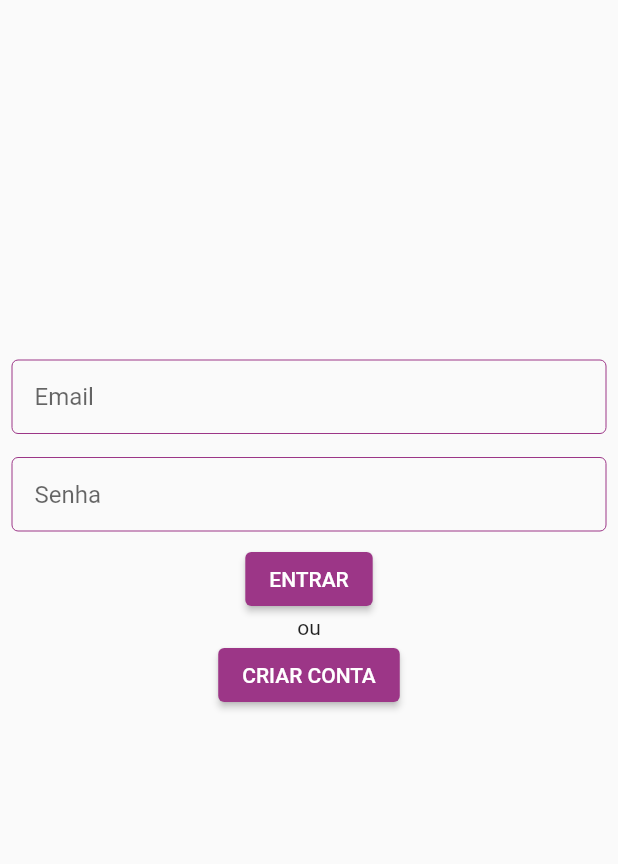
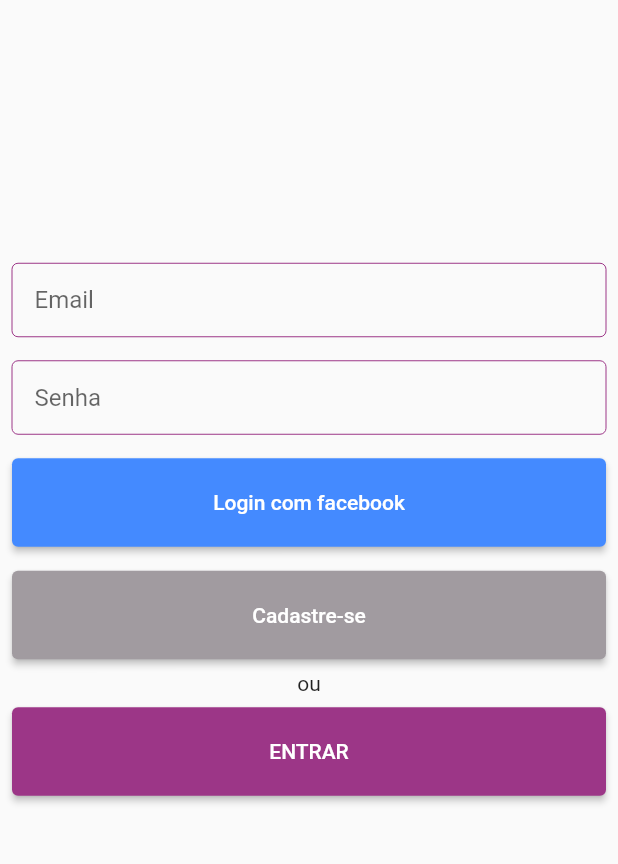
Before and after one commit to vale-night/app, a Flutter app: the screen it shows after launch, on a phone screen of 412 x 824 dp, the part 96-960 px from its top. Run offline on Flutter 3.47's test engine with Material 2 defaults, Android fonts, the phone set to English and light mode, and no system bars; our stand-ins replace flutter_secure_storage, localstorage.

```diff
--- a/lib/constants/app_constants.dart
+++ b/lib/constants/app_constants.dart
@@ -1,3 +1,4 @@
 import 'package:flutter/cupertino.dart';
 
 const APP_PRIMARY_COLOR_HEX = Color(0xff9C3687);
+const APP_SECONDARY_COLOR_HEX = Color(0xffA19BA0);
--- a/lib/core/auth/login/login.dart
+++ b/lib/core/auth/login/login.dart
@@ -1,11 +1,9 @@
-import 'dart:developer';
-
 import 'package:flutter/cupertino.dart';
 import 'package:flutter/material.dart';
+import 'package:untitled/constants/app_constants.dart';
 import 'package:untitled/core/auth/choose-role/choose_role.dart';
-import 'package:untitled/core/auth/register/register.dart';
 import 'package:untitled/utils/services/valenight_api_service.dart';
-import 'package:untitled/widgets/form/CustomTextFormField.dart';
+import 'package:untitled/widgets/form/custom_text_form_field.dart';
 
 class Login extends StatefulWidget {
   const Login({Key? key}) : super(key: key);
@@ -38,7 +36,40 @@ class _LoginState extends State<Login> {
             onSaved: (newValue) => (true),
             onChanged: (newValue) => this.password = newValue,
           ),
-          ElevatedButton(
+          Container(
+            width: double.infinity,
+            padding: EdgeInsets.all(8.0),
+            height: 75,
+            child: ElevatedButton(
+                style: ElevatedButton.styleFrom(
+                  primary: Colors.blueAccent,
+                ),
+                onPressed: () {
+                  ScaffoldMessenger.of(context).showSnackBar(
+                    const SnackBar(content: Text('Processing Data')),
+                  );
+                },
+                child: Text('Login com facebook')),
+          ),
+          Container(
+            width: double.infinity,
+            padding: EdgeInsets.all(8.0),
+            height: 75,
+            child: ElevatedButton(
+                style: ButtonStyle(
+                    backgroundColor:
+                        MaterialStateProperty.all(APP_SECONDARY_COLOR_HEX)),
+                onPressed: () {
+                  this.navigateToChooseRole();
+                },
+                child: Text('Cadastre-se')),
+          ),
+          Text('ou'),
+          Container(
+            width: double.infinity,
+            padding: EdgeInsets.all(8.0),
+            height: 75,
+            child: ElevatedButton(
                 onPressed: () async {
                   login().then((value) => {
                         ScaffoldMessenger.of(context).showSnackBar(
@@ -50,12 +81,7 @@ class _LoginState extends State<Login> {
                       });
                 },
                 child: Text('ENTRAR')),
-          Text('ou'),
-          ElevatedButton(
-              onPressed: () {
-                this.navigateToChooseRole();
-              },
-              child: Text('CRIAR CONTA'))
+          ),
         ],
       ),
     );
--- a/lib/core/auth/register/register.dart
+++ b/lib/core/auth/register/register.dart
@@ -2,7 +2,7 @@ import 'package:flutter/cupertino.dart';
 import 'package:flutter/material.dart';
 import 'package:untitled/constants/app_constants.dart';
 import 'package:untitled/widgets/custom_app_bar.dart';
-import 'package:untitled/widgets/form/CustomTextFormField.dart';
+import 'package:untitled/widgets/form/custom_text_form_field.dart';
 
 class Register extends StatefulWidget {
   const Register({Key? key}) : super(key: key);
--- a/lib/main.dart
+++ b/lib/main.dart
@@ -2,6 +2,7 @@ import 'package:flutter/material.dart';
 import 'package:untitled/constants/app_constants.dart';
 import 'package:untitled/core/auth/choose-role/choose_role.dart';
 import 'package:untitled/core/auth/login/login.dart';
+import 'package:untitled/core/auth/organizer/register/register_organizer.dart';
 import 'package:untitled/core/auth/register/register.dart';
 import 'package:untitled/utils/helpers/create_material_color.dart';
 import 'package:untitled/widgets/custom_app_bar.dart';
@@ -23,7 +24,8 @@ class MyApp extends StatelessWidget {
       home: MyHomePage(title: 'ValeNight'),
       routes: {
         '/choose_role': (context) => ChooseRolePage(),
-        '/client/register': (context) => Register()
+        '/client/register': (context) => Register(),
+        '/organizer/register': (context) => RegisterOrganizer(),
       },
     );
   }
--- a/lib/widgets/form/CustomTextFormField.dart
+++ b/lib/widgets/form/custom_text_form_field.dart
@@ -9,15 +9,17 @@ class CustomTextFormField extends StatefulWidget {
   final bool isPassword;
   final bool isEmail;
   final ValueChanged<String> onChanged;
+  var onFocusChange;
 
-  const CustomTextFormField(
+  CustomTextFormField(
       {Key? key,
       required this.hintText,
       required this.validator,
       required this.onSaved,
       this.isPassword = false,
       this.isEmail = false,
-      required this.onChanged})
+      required this.onChanged,
+      this.onFocusChange})
       : super(key: key);
 
   @override
@@ -27,16 +29,20 @@ class CustomTextFormField extends StatefulWidget {
       onSaved: this.onSaved,
       isEmail: this.isEmail,
       isPassword: this.isPassword,
-      onChanged: this.onChanged);
+      onChanged: this.onChanged,
+      onFocusChange: this.onFocusChange);
 }
 
 class _CustomTextFormFieldState extends State<CustomTextFormField> {
+  FocusNode _focus = new FocusNode();
+
   final String hintText;
   final FormFieldValidator<String> validator;
   final FormFieldSetter<String> onSaved;
   final bool isPassword;
   final bool isEmail;
   final ValueChanged<String> onChanged;
+  var onFocusChange;
 
   _CustomTextFormFieldState(
       {required this.hintText,
@@ -44,7 +50,14 @@ class _CustomTextFormFieldState extends State<CustomTextFormField> {
       required this.onSaved,
       this.isPassword = false,
       this.isEmail = false,
-      required this.onChanged});
+      required this.onChanged,
+      this.onFocusChange});
+
+  @override
+  void initState() {
+    super.initState();
+    if (onFocusChange != null) _focus.addListener(onFocusChange);
+  }
 
   @override
   void dispose() {
@@ -71,6 +84,7 @@ class _CustomTextFormFieldState extends State<CustomTextFormField> {
         obscureText: isPassword ? true : false,
         validator: validator,
         onSaved: onSaved,
+        focusNode: _focus,
         onChanged: (value) {
           widget.onChanged(value);
         },
```
Also changed, not shown: lib/core/auth/organizer/register/basic_data.dart (added, +72 -0 lines), lib/core/auth/organizer/register/personal_data.dart (added, +66 -0 lines), lib/core/auth/organizer/register/register_organizer.dart (added, +106 -0 lines), lib/widgets/form/custom_date_form_field.dart (added, +54 -0 lines). Lines whose indentation alone changed are shown as unchanged.
